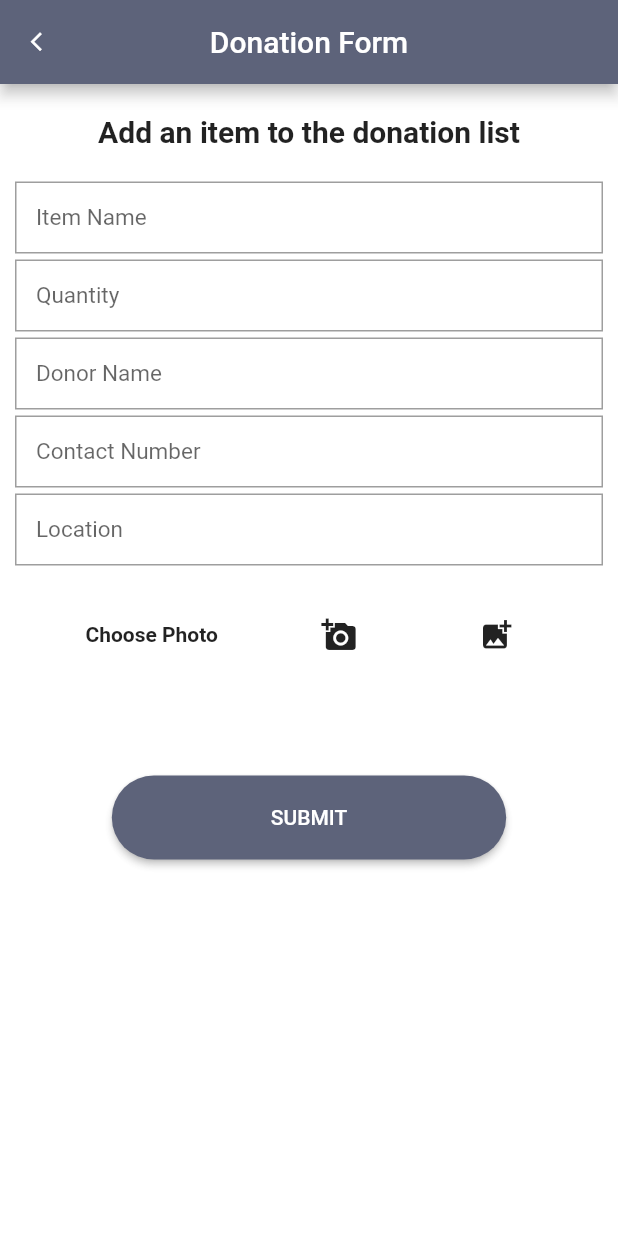
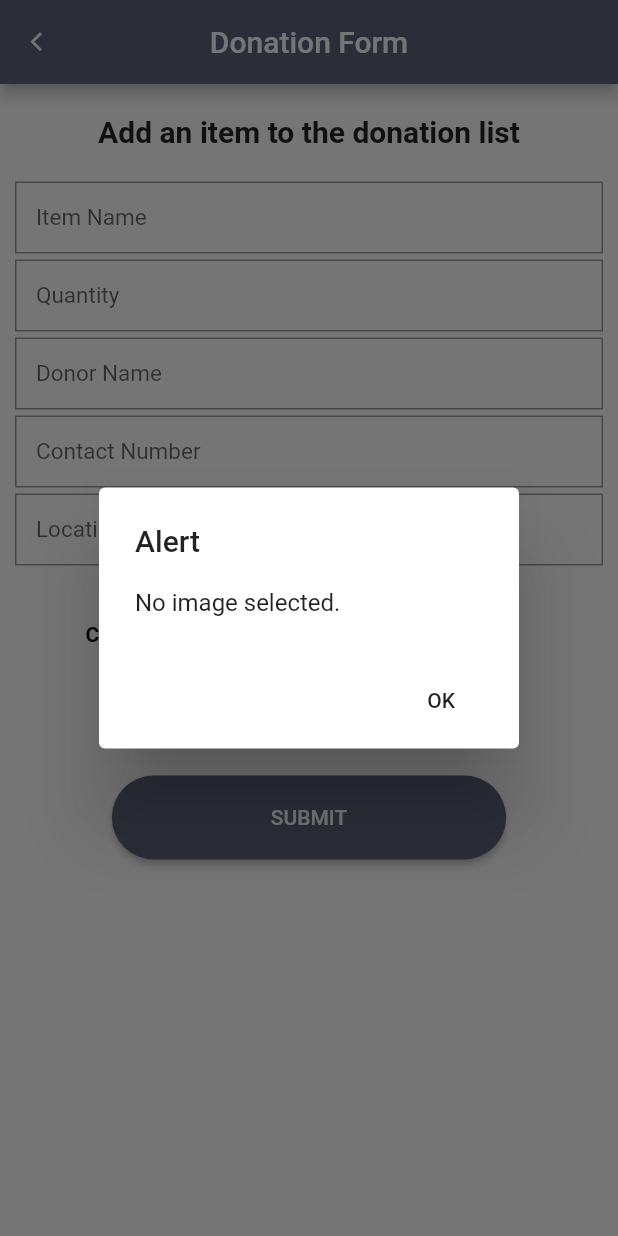
Before and after one commit to kv2905/charity-app, a Flutter app: the DonationForm screen opened by its route, after a tap on "SUBMIT", on a phone screen of 412 x 824 dp. Run offline on Flutter 3.47's test engine with Material 2 defaults, Android fonts, the phone set to English and light mode, and no system bars; our stand-ins replace cloud_firestore, firebase_auth, firebase_storage, image_picker, permission_handler; missing offline and left inert: flutter_pdfview; accounts and stored records are empty.

Commit message:
image can be uploaded to the fire storage from the app now.

```diff
--- /dev/null
+++ b/lib/models/donation.dart
@@ -0,0 +1,35 @@
+class Donation {
+  String id;
+  String quantity;
+  String name;
+  String donorName;
+  String donorContact;
+  String donorAddress;
+  String donorID;
+  String img;
+
+  Donation({this.donorName, this.name, this.id, this.img, this.quantity, this.donorAddress, this.donorContact, this.donorID});
+
+  Donation.fromMap(Map snapshot, String id):
+      id = id ?? '',
+      quantity = snapshot['quantity'] ?? '',
+      name = snapshot['name'] ?? '',
+      donorAddress = snapshot['donorAddress'] ?? '',
+      donorContact = snapshot['donorContact'] ?? '',
+      donorName = snapshot['donorName'] ?? '',
+      donorID = snapshot['donorID'] ?? '',
+      img = snapshot['img'] ?? '';
+
+  toJSON() {
+    return {
+      "name": name,
+      "quantity": quantity,
+      "img": img,
+      "donorName" : donorName,
+      "donorContact": donorContact,
+      "donorAddress": donorAddress,
+      "donorID": donorID,
+    };
+  }
+
+}
--- /dev/null
+++ b/lib/models/donor.dart
@@ -0,0 +1,23 @@
+class Donor {
+  String id;
+  String name;
+  String contact;
+  String address;
+
+  Donor({this.name, this.id, this.address, this.contact});
+
+  Donor.fromMap(Map snapshot) :
+      id = snapshot['id'] ?? '',
+      name = snapshot['name'] ?? '',
+      contact = snapshot['contact'] ?? '',
+      address = snapshot['address'] ?? '';
+
+  toJSON() {
+    return {
+      "id" : id,
+      "name": name,
+      "contact": contact,
+      "address": address,
+    };
+  }
+}
--- a/lib/screens/donation_form.dart
+++ b/lib/screens/donation_form.dart
@@ -1,4 +1,6 @@
 import 'dart:io';
+import 'package:charityapp/screens/donors_screen.dart';
+import 'package:charityapp/screens/root_page.dart';
 import 'package:charityapp/widgets/custom_button.dart';
 import 'package:firebase_storage/firebase_storage.dart';
 import 'package:flutter/material.dart';
@@ -15,18 +17,16 @@ class _DonationFormState extends State<DonationForm> {
   final _formKey = new GlobalKey<FormState>();
   File _imageFile;
   String _uploadedImageURL;
-  String _itemName;
+  String _itemName = 'item1';
   String _quantity;
   String _donorName;
   String _contactNumber;
   String _address;
   String _image;
-  String _errorMessage;
   bool _isLoading;
 
   @override
   void initState() {
-    _errorMessage = '';
     _isLoading = false;
     super.initState();
   }
@@ -44,18 +44,19 @@ class _DonationFormState extends State<DonationForm> {
                 onPressed: () {
                   Navigator.pop(context);
                   _formKey.currentState.reset();
-                  _errorMessage = "";
                 },
               )
             ],
           );
-        }
-    );
+        });
   }
 
   Future uploadImage() async {
-    StorageReference reference = FirebaseStorage.instance.ref().child('images/${Path.basename(_imageFile.path)}');
-    StorageUploadTask uploadTask = reference.putFile(_imageFile);
+    String fileName = Path.basename(_imageFile.path);
+    StorageReference reference = FirebaseStorage.instance
+        .ref()
+        .child('images').child(fileName);
+    StorageUploadTask uploadTask = reference.putFile(_imageFile, StorageMetadata(contentType: 'image/jpeg'));
     await uploadTask.onComplete;
     print('File Uploaded');
     reference.getDownloadURL().then((fileURL) {
@@ -76,12 +77,11 @@ class _DonationFormState extends State<DonationForm> {
 
   // Perform login or signup
   void validateAndSubmit() async {
-    if(_imageFile == null) {
+    if (_imageFile == null) {
       alertUser('Alert', 'No image selected.');
       return;
     }
     setState(() {
-      _errorMessage = "";
       _isLoading = true;
     });
     if (validateAndSave()) {
@@ -90,12 +90,14 @@ class _DonationFormState extends State<DonationForm> {
         await uploadImage();
         setState(() {
           _isLoading = false;
+          _imageFile = null;
+          alertUser('Success', 'Thank you for making a donation!');
         });
       } catch (e) {
         print('Error: $e');
         setState(() {
           _isLoading = false;
-          _errorMessage = e.message;
+          alertUser('Error', e.message);
           _formKey.currentState.reset();
         });
       }
@@ -103,14 +105,14 @@ class _DonationFormState extends State<DonationForm> {
   }
 
   Future getImage(bool isCamera) async {
-    File image;
-    if(isCamera) {
-      image = await ImagePicker.pickImage(source: ImageSource.camera);
-    }else {
-      image = await ImagePicker.pickImage(source: ImageSource.gallery);
+    PickedFile image;
+    if (isCamera) {
+      image = await ImagePicker().getImage(source: ImageSource.camera);
+    } else {
+      image = await ImagePicker().getImage(source: ImageSource.gallery);
     }
     setState(() {
-      _imageFile = image;
+      _imageFile = File(image.path);
     });
   }
 
@@ -167,16 +169,19 @@ class _DonationFormState extends State<DonationForm> {
                     Row(
                       mainAxisAlignment: MainAxisAlignment.spaceEvenly,
                       children: [
-                        Text('Choose Photo', style: TextStyle(fontWeight: FontWeight.bold),),
+                        Text(
+                          _imageFile == null ? 'Choose Photo' : 'Change photo',
+                          style: TextStyle(fontWeight: FontWeight.bold, color: _imageFile == null ? Colors.black : Colors.blue),
+                        ),
                         IconButton(
                           icon: Icon(Icons.add_a_photo),
-                          onPressed: (){
+                          onPressed: () {
                             getImage(true);
                           },
                         ),
                         IconButton(
                           icon: Icon(Icons.add_photo_alternate),
-                          onPressed: (){
+                          onPressed: () {
                             getImage(false);
                           },
                         ),
@@ -185,9 +190,10 @@ class _DonationFormState extends State<DonationForm> {
                     SizedBox(height: 70),
                     CustomButton(
                       buttonName: 'Submit',
-                      onPressed: () {},
+                      onPressed: () {
+                        validateAndSubmit();
+                      },
                     ),
-                    showErrorMessage()
                   ],
                 ),
               ),
@@ -220,7 +226,7 @@ class _DonationFormState extends State<DonationForm> {
           filled: true,
           fillColor: Colors.white70,
           contentPadding:
-          const EdgeInsets.only(left: 14.0, bottom: 6.0, top: 8.0),
+              const EdgeInsets.only(left: 14.0, bottom: 6.0, top: 8.0),
           focusedBorder: OutlineInputBorder(
               borderSide: BorderSide(color: Colors.black38),
               borderRadius: BorderRadius.zero),
@@ -229,9 +235,13 @@ class _DonationFormState extends State<DonationForm> {
               borderRadius: BorderRadius.zero),
         ),
         validator: (value) => value.isEmpty ? "can\'t be empty" : null,
-        onTap: () {_isLoading = false;},
+        onTap: () {
+          setState(() {
+            _isLoading = false;
+          });
+        },
         onSaved: (value) {
-          switch(type) {
+          switch (type) {
             case 1:
               _itemName = value;
               break;
@@ -252,24 +262,4 @@ class _DonationFormState extends State<DonationForm> {
       ),
     );
   }
-
-  Widget showErrorMessage() {
-    if (_errorMessage.length > 0 && _errorMessage != null) {
-      return Text(
-        _errorMessage,
-        style: TextStyle(
-          fontSize: 13.0,
-          color: Colors.red,
-          height: 1.0,
-          fontWeight: FontWeight.w300,
-        ),
-      );
-    } else {
-      return Container(
-        height: 0.0,
-      );
-    }
-  }
-
-
 }
--- a/pubspec.yaml
+++ b/pubspec.yaml
@@ -38,6 +38,8 @@ dependencies:
   firebase_core: ^0.4.5
   cloud_firestore: ^0.13.7
   firebase_storage: ^3.1.6
+  provider: ^4.3.2
+  get_it: ^4.0.4
 
 dev_dependencies:
   flutter_test:
```
Also changed, not shown: lib/models/recipient.dart (added, +23 -0 lines), lib/models/request.dart (added, +34 -0 lines), lib/services/api.dart (added, +33 -0 lines), pubspec.lock, 1 other file.
